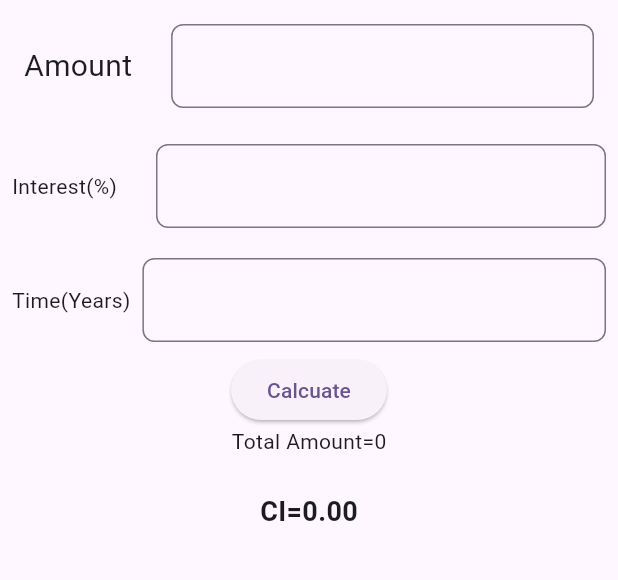
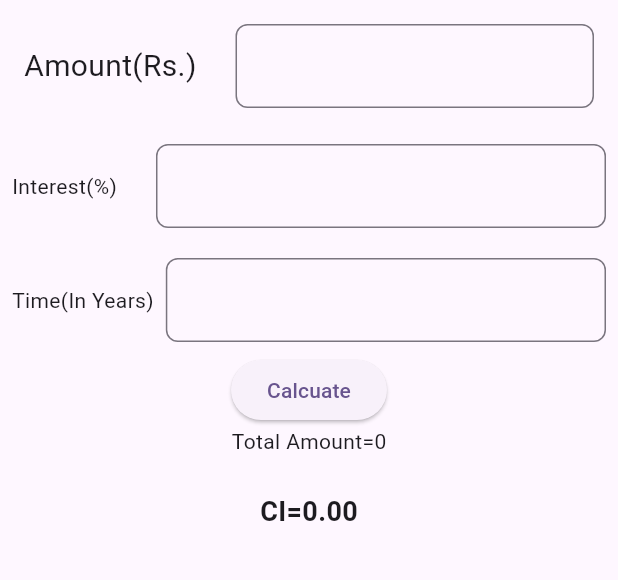
Before and after one commit to nitin-sheoran/sip_calculator, a Flutter app: the screen it shows after launch, on a phone screen of 412 x 824 dp, the part 84-664 px from its top. Run offline on Flutter 3.47's test engine with Material 2 defaults, Android fonts, the light colour scheme and no system bars.

Commit message:
minor change

```diff
--- a/lib/main.dart
+++ b/lib/main.dart
@@ -21,3 +21,4 @@ class MyApp extends StatelessWidget {
     );
   }
 }
+//Testing the git
--- a/lib/sip_calculator.dart
+++ b/lib/sip_calculator.dart
@@ -40,7 +40,7 @@ class _SipCalculatorState extends State<SipCalculator> {
               child: Row(
                 children: [
                   const Text(
-                    'Amount',
+                    'Amount(Rs.)',
                     style: TextStyle(fontSize: 20),
                   ),
              const SizedBox(
@@ -89,7 +89,7 @@ class _SipCalculatorState extends State<SipCalculator> {
               padding: const EdgeInsets.all(8.0),
               child: Row(
                 children: [
-                  const Text('Time(Years)'),
+                  const Text('Time(In Years)'),
                   const SizedBox(
                     width: 8,
                   ),
```
